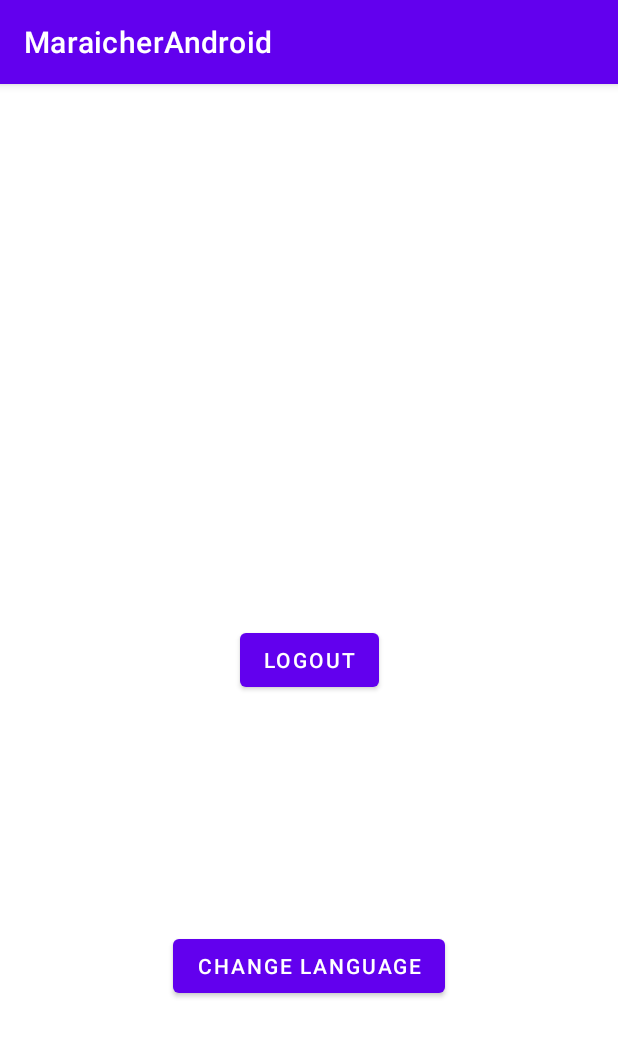
After one commit to MuhammadAIkram/AndroidProjetMaraicher, an Android app: the ProfileActivity screen opened directly, with no data from a screen before it, on a phone screen of 412 x 824 dp. The commit adds this screen. Shown: the top 1037 px of the screen. Run offline under Robolectric (Android 15) with nearby library versions, the phone set to English and light mode, and no system bars; network calls fail.

Commit message:
logout + changement de langue

```diff
--- /dev/null
+++ b/Application/app/src/main/res/layout/activity_profile.xml
@@ -0,0 +1,24 @@
+<?xml version="1.0" encoding="utf-8"?>
+<androidx.constraintlayout.widget.ConstraintLayout
+        xmlns:android="http://schemas.android.com/apk/res/android"
+        xmlns:tools="http://schemas.android.com/tools"
+        xmlns:app="http://schemas.android.com/apk/res-auto"
+        android:layout_width="match_parent"
+        android:layout_height="match_parent"
+        tools:context=".Activities.ProfileActivity">
+
+    <Button
+            android:text="@string/deconnect_button"
+            android:layout_width="wrap_content"
+            android:layout_height="wrap_content" android:id="@+id/btnLogout"
+            app:layout_constraintTop_toTopOf="parent"
+            app:layout_constraintBottom_toBottomOf="parent" app:layout_constraintEnd_toEndOf="parent"
+            app:layout_constraintStart_toStartOf="parent" android:onClick="onLogout"/>
+    <Button
+            android:text="@string/language_button"
+            android:layout_width="wrap_content"
+            android:layout_height="wrap_content" android:id="@+id/btnChangeLangue"
+            app:layout_constraintTop_toBottomOf="@+id/btnLogout"
+            app:layout_constraintBottom_toBottomOf="parent" app:layout_constraintEnd_toEndOf="parent"
+            app:layout_constraintStart_toStartOf="parent" android:onClick="toggleLanguage"/>
+</androidx.constraintlayout.widget.ConstraintLayout>
```
Also changed, not shown: Application/app/src/main/AndroidManifest.xml (+5 -5 lines), Application/app/src/main/java/com/example/maraicherandroid/Activities/HomePageActivity.java (+14 -2 lines), Application/app/src/main/java/com/example/maraicherandroid/Activities/ProfileActivity.java (added, +48 -0 lines), Application/app/src/main/java/com/example/maraicherandroid/Controller/Controller.java (+68 -9 lines), Application/app/src/main/java/com/example/maraicherandroid/MainActivity.java (+8 -0 lines), Application/app/src/main/java/com/example/maraicherandroid/Requetes/LogoutTask.java (added, +43 -0 lines), Application/app/src/main/res/layout/activity_home_page.xml (+20 -1 lines), Application/app/src/main/res/layout/activity_login.xml (+4 -4 lines), Application/app/src/main/res/values/strings.xml (+8 -7 lines), 1 other file.
